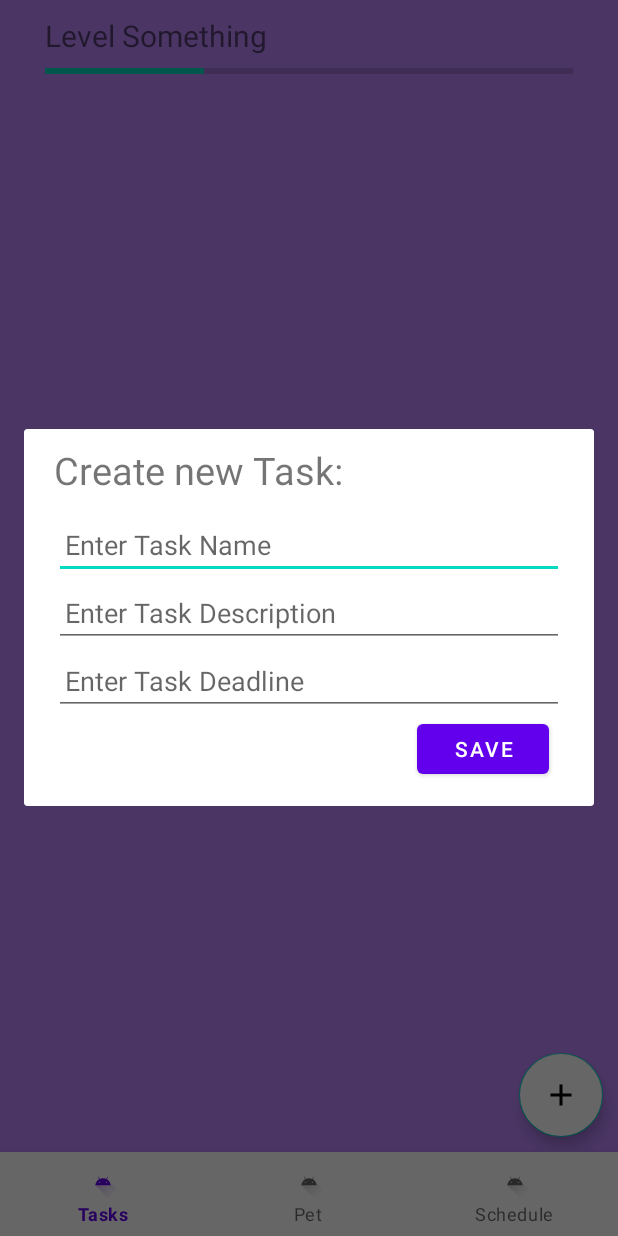
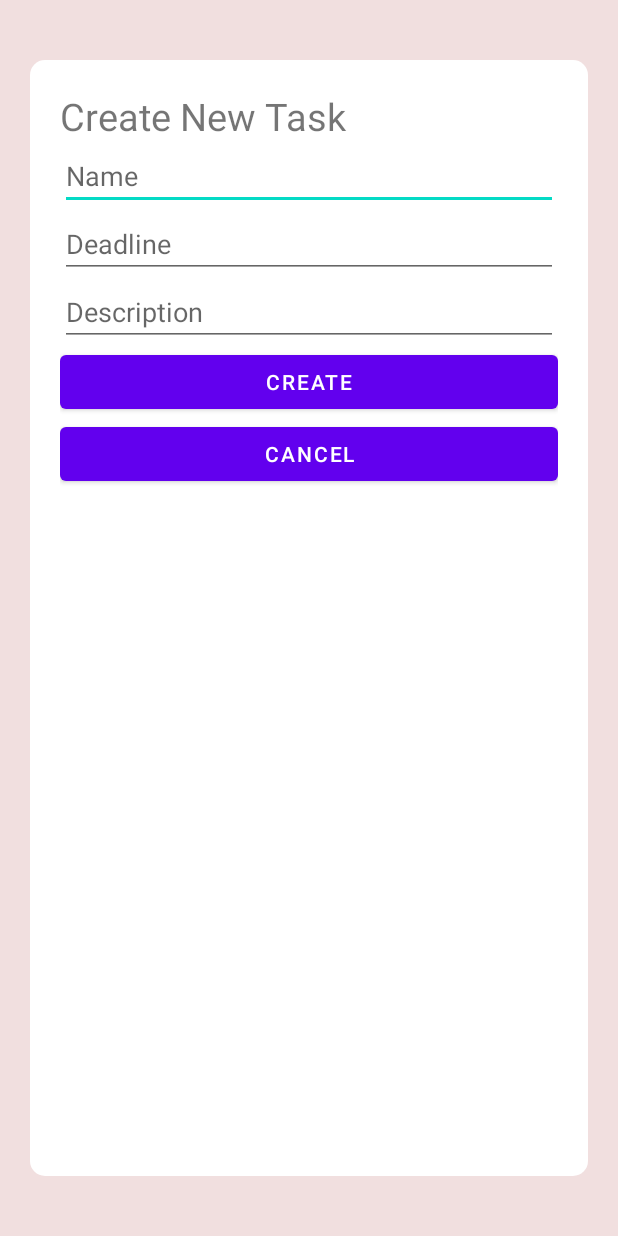
Before and after one commit to weenleen/TamaGoDoWork, an Android app: the screen it shows after launch (MainActivity before the commit, AddTaskAct after it), after a tap on an icon or button, on a phone screen of 412 x 824 dp. Run offline under Robolectric (Android 15) with nearby library versions, the phone set to English and light mode, and no system bars; our stand-ins replace Firebase (no records; nobody signed in at launch, a user with empty details on screens opened directly).

Commit message:
Created a task details pop up and an activity for adding new tasks

```diff
--- a/app/src/main/AndroidManifest.xml
+++ b/app/src/main/AndroidManifest.xml
@@ -9,6 +9,7 @@
         android:roundIcon="@mipmap/ic_launcher_round"
         android:supportsRtl="true"
         android:theme="@style/Theme.TamaGoDoWork">
+        <activity android:name=".AddTaskAct"></activity>
         <activity android:name=".MainActivity">
             <intent-filter>
                 <action android:name="android.intent.action.MAIN" />
--- a/app/src/main/java/com/example/tamagodowork/AddNewTaskDial.java
+++ /dev/null
@@ -1,44 +0,0 @@
-package com.example.tamagodowork;
-
-import android.app.AlertDialog;
-import android.app.Dialog;
-import android.content.DialogInterface;
-import android.os.Bundle;
-import android.view.View;
-import android.widget.Button;
-import android.widget.EditText;
-
-import androidx.annotation.NonNull;
-import androidx.annotation.Nullable;
-
-import com.google.android.material.bottomsheet.BottomSheetDialogFragment;
-
-import java.util.zip.Inflater;
-
-public class AddNewTaskDial extends BottomSheetDialogFragment {
-
-    EditText editName, editDesc, editDeadline;
-    Button saveButton;
-
-    @NonNull
-    @Override
-    public Dialog onCreateDialog(@Nullable Bundle savedInstanceState) {
-        AlertDialog.Builder builder = new AlertDialog.Builder(getActivity());
-        View view = getActivity().getLayoutInflater().inflate(R.layout.add_new_task_frag, null);
-
-        this.editName = view.findViewById(R.id.editName);
-        this.editDesc = view.findViewById(R.id.editDesc);
-        this.editDeadline = view.findViewById(R.id.editDeadline);
-
-        this.saveButton = view.findViewById(R.id.save_button);
-        saveButton.setOnClickListener(new View.OnClickListener() {
-            @Override
-            public void onClick(View v) {
-                // TODO
-            }
-        });
-
-        builder.setView(view);
-        return builder.create();
-    }
-}
--- /dev/null
+++ b/app/src/main/java/com/example/tamagodowork/AddTaskAct.java
@@ -0,0 +1,46 @@
+package com.example.tamagodowork;
+
+import android.content.Intent;
+import android.os.Bundle;
+import android.view.View;
+import android.widget.Button;
+import android.widget.EditText;
+
+import androidx.annotation.Nullable;
+import androidx.appcompat.app.AppCompatActivity;
+
+import com.google.firebase.database.DatabaseReference;
+
+public class AddTaskAct extends AppCompatActivity {
+
+    private EditText addName, addDeadline, addDesc;
+    private Button createBtn, cancelBtn;
+    private DatabaseReference reference;
+
+    @Override
+    protected void onCreate(@Nullable Bundle savedInstanceState) {
+        super.onCreate(savedInstanceState);
+        setContentView(R.layout.activity_add_task);
+
+        this.addName = findViewById(R.id.addName);
+        this.addDeadline = findViewById(R.id.addDeadline);
+        this.addDesc = findViewById(R.id.addDesc);
+
+        this.createBtn = findViewById(R.id.create_button);
+        this.createBtn.setOnClickListener(new View.OnClickListener() {
+            @Override
+            public void onClick(View v) {
+                // TODO
+            }
+        });
+
+        this.cancelBtn = findViewById(R.id.cancel_button);
+        this.cancelBtn.setOnClickListener(new View.OnClickListener() {
+            @Override
+            public void onClick(View v) {
+                Intent intent = new Intent(AddTaskAct.this, MainActivity.class);
+                startActivity(intent);
+            }
+        });
+    }
+}
--- a/app/src/main/java/com/example/tamagodowork/TaskAdapter.java
+++ b/app/src/main/java/com/example/tamagodowork/TaskAdapter.java
@@ -1,8 +1,10 @@
 package com.example.tamagodowork;
 
 import androidx.annotation.NonNull;
+import androidx.appcompat.app.AppCompatActivity;
 import androidx.recyclerview.widget.RecyclerView;
 import android.content.Context;
+import android.content.Intent;
 import android.view.LayoutInflater;
 import android.view.View;
 import android.view.ViewGroup;
@@ -12,20 +14,13 @@ import java.util.ArrayList;
 
 public class TaskAdapter extends RecyclerView.Adapter<TaskAdapter.MyViewHolder> {
 
-    Context context;
-    ArrayList<Task> taskList;
-    /*
-    public TaskAdapter(ArrayList<Task> taskList) {
-        this.context = context;
-        this.taskList = taskList;
-    }
-    */
+    private Context context;
+    private ArrayList<Task> taskList;
 
     public TaskAdapter(Context context, ArrayList<Task> taskList) {
         this.taskList = taskList;
         this.context = context;
     }
-
 
     public class MyViewHolder extends RecyclerView.ViewHolder {
 
@@ -52,11 +47,24 @@ public class TaskAdapter extends RecyclerView.Adapter<TaskAdapter.MyViewHolder>
         holder.taskName.setText(taskList.get(position).taskName);
         holder.taskDesc.setText(taskList.get(position).taskDesc);
         holder.taskDeadline.setText(taskList.get(position).taskDeadline);
+
+        /**
+         * The task details pop up is shown when an item in the list is selected
+         */
+        holder.itemView.setOnClickListener(new View.OnClickListener() {
+            @Override
+            public void onClick(View v) {
+                // TODO
+                TaskDetailsDial dialog = new TaskDetailsDial();
+                dialog.show(((AppCompatActivity)context).getSupportFragmentManager(),
+                        "Show task details");
+            }
+        });
     }
 
     @Override
     public int getItemCount() {
-        return taskList.size();
+        return this.taskList.size();
     }
 
 
--- a/app/src/main/java/com/example/tamagodowork/TaskListFrag.java
+++ b/app/src/main/java/com/example/tamagodowork/TaskListFrag.java
@@ -1,6 +1,7 @@
 package com.example.tamagodowork;
 
 import android.app.Dialog;
+import android.content.Intent;
 import android.os.Bundle;
 import android.view.LayoutInflater;
 import android.view.View;
@@ -41,7 +42,9 @@ public class TaskListFrag extends Fragment {
         this.taskListView = view.findViewById(R.id.taskListView);
         this.taskListView.setLayoutManager(new LinearLayoutManager(view.getContext()));
 
-        // get data from firebase
+        /**
+         * Retrieving data from firebase
+         */
         list = new ArrayList<>();
         reference = FirebaseDatabase.getInstance().getReference().child("TamaGoDoWork");
         adapter = new TaskAdapter(getActivity(), this.list);
@@ -75,8 +78,8 @@ public class TaskListFrag extends Fragment {
         fab.setOnClickListener(new View.OnClickListener() {
             @Override
             public void onClick(View v) {
-                AddNewTaskDial dialog = new AddNewTaskDial();
-                dialog.show(getParentFragmentManager(), "");
+                Intent intent = new Intent(getContext(), AddTaskAct.class);
+                startActivity(intent);
             }
         });
 
--- /dev/null
+++ b/app/src/main/res/layout/activity_add_task.xml
@@ -0,0 +1,65 @@
+<?xml version="1.0" encoding="utf-8"?>
+<RelativeLayout xmlns:android="http://schemas.android.com/apk/res/android"
+    android:layout_width="match_parent"
+    android:layout_height="match_parent"
+    android:background="@color/off_white"
+    android:paddingTop="40dp"
+    android:paddingBottom="40dp"
+    android:paddingLeft="20dp"
+    android:paddingRight="20dp" >
+
+    <LinearLayout
+        android:layout_width="match_parent"
+        android:layout_height="match_parent"
+        android:background="@drawable/bg_task_item"
+        android:paddingTop="20dp"
+        android:paddingBottom="20dp"
+        android:paddingLeft="20dp"
+        android:paddingRight="20dp"
+        android:orientation="vertical">
+
+        <TextView
+            android:layout_width="match_parent"
+            android:layout_height="wrap_content"
+            android:text="Create New Task"
+            android:textSize="25sp">
+        </TextView>
+
+        <EditText
+            android:layout_width="match_parent"
+            android:layout_height="wrap_content"
+            android:hint="Name"
+            android:id="@+id/addName">
+        </EditText>
+
+        <EditText
+            android:layout_width="match_parent"
+            android:layout_height="wrap_content"
+            android:hint="Deadline"
+            android:id="@+id/addDeadline">
+        </EditText>
+
+        <EditText
+            android:layout_width="match_parent"
+            android:layout_height="wrap_content"
+            android:hint="Description"
+            android:id="@+id/addDesc">
+        </EditText>
+
+        <Button
+            android:layout_width="match_parent"
+            android:layout_height="wrap_content"
+            android:id="@+id/create_button"
+            android:text="Create" >
+        </Button>
+
+        <Button
+            android:layout_width="match_parent"
+            android:layout_height="wrap_content"
+            android:id="@+id/cancel_button"
+            android:text="Cancel" >
+        </Button>
+
+    </LinearLayout>
+
+</RelativeLayout>
--- a/app/src/main/res/layout/activity_main.xml
+++ b/app/src/main/res/layout/activity_main.xml
@@ -14,15 +14,18 @@
         android:paddingRight="30dp"
         android:paddingTop="10dp"
         android:paddingBottom="10dp"
-        android:background="@color/purple_200" >
+        android:background="@color/peach" >
 
         <!-- text that says your level -->
         <TextView
             android:layout_width="wrap_content"
             android:layout_height="wrap_content"
+            android:paddingBottom="10dp"
             android:id="@+id/levelDisplay"
+            android:textColor="@color/white"
             android:text="Level Something"
-            android:textSize="20dp" />
+            android:textSize="25dp"
+            android:textStyle="bold" />
 
         <!-- xp bar -->
         <ProgressBar
--- a/app/src/main/res/layout/add_new_task_frag.xml
+++ /dev/null
@@ -1,58 +0,0 @@
-<?xml version="1.0" encoding="utf-8"?>
-<RelativeLayout xmlns:android="http://schemas.android.com/apk/res/android"
-    android:layout_width="match_parent"
-    android:layout_height="match_parent"
-    android:background="@drawable/bg_task_item"
-    android:paddingLeft="20dp"
-    android:paddingRight="20dp"
-    android:paddingTop="10dp"
-    android:paddingBottom="10dp"
-    android:orientation="vertical" >
-
-    <TextView
-        android:layout_width="match_parent"
-        android:layout_height="wrap_content"
-        android:id="@+id/addNewTaskTitle"
-        android:text="Create new Task:"
-        android:textSize="25dp"
-        android:paddingBottom="10dp" >
-    </TextView>
-
-    <EditText
-        android:layout_width="match_parent"
-        android:layout_height="wrap_content"
-        android:layout_below="@+id/addNewTaskTitle"
-        android:id='@+id/editName'
-        android:hint="Enter Task Name"
-        android:paddingStart="7dp"
-        android:paddingEnd="7dp"/>
-
-    <EditText
-        android:id='@+id/editDesc'
-        android:layout_width="match_parent"
-        android:layout_height="wrap_content"
-        android:layout_below="@id/editName"
-        android:hint="Enter Task Description"
-        android:paddingStart="7dp"
-        android:paddingEnd="7dp" />
-
-    <EditText
-        android:id='@+id/editDeadline'
-        android:layout_width="match_parent"
-        android:layout_height="wrap_content"
-        android:layout_below="@id/editDesc"
-        android:hint="Enter Task Deadline"
-        android:paddingStart="7dp"
-        android:paddingEnd="7dp" />
-
-    <Button
-        android:layout_width="wrap_content"
-        android:layout_height="45dp"
-        android:layout_below="@id/editDeadline"
-        android:id="@+id/save_button"
-        android:text="Save"
-        android:layout_alignParentEnd="true"
-        android:layout_marginEnd="10dp"
-        android:layout_marginBottom="5dp"/>
-
-</RelativeLayout>
--- a/app/src/main/res/layout/pet_frag.xml
+++ b/app/src/main/res/layout/pet_frag.xml
@@ -2,6 +2,6 @@
 <RelativeLayout xmlns:android="http://schemas.android.com/apk/res/android"
     android:layout_width="match_parent"
     android:layout_height="match_parent"
-    android:background="@color/black" >
+    android:background="@color/white" >
 
 </RelativeLayout>
--- a/app/src/main/res/layout/schedule_frag.xml
+++ b/app/src/main/res/layout/schedule_frag.xml
@@ -2,6 +2,6 @@
 <RelativeLayout xmlns:android="http://schemas.android.com/apk/res/android"
     android:layout_width="match_parent"
     android:layout_height="match_parent"
-    android:background="@color/teal_700" >
+    android:background="@color/purple_200" >
 
 </RelativeLayout>
--- a/app/src/main/res/layout/task_item.xml
+++ b/app/src/main/res/layout/task_item.xml
@@ -21,7 +21,8 @@
             android:layout_width="wrap_content"
             android:layout_height="wrap_content"
             android:text="Testing"
-            android:textSize="30dp" >
+            android:textColor="@color/peach"
+            android:textSize="25dp" >
         </TextView>
 
         <TextView
--- a/app/src/main/res/layout/task_list_frag.xml
+++ b/app/src/main/res/layout/task_list_frag.xml
@@ -2,7 +2,7 @@
 <RelativeLayout xmlns:android="http://schemas.android.com/apk/res/android"
     android:layout_width="match_parent"
     android:layout_height="match_parent"
-    android:background="@color/purple_200" >
+    android:background="@color/off_white" >
 
     <!-- Supposed to be the list -->
     <androidx.recyclerview.widget.RecyclerView
--- a/app/src/main/res/values/colors.xml
+++ b/app/src/main/res/values/colors.xml
@@ -7,4 +7,6 @@
     <color name="teal_700">#FF018786</color>
     <color name="black">#FF000000</color>
     <color name="white">#FFFFFFFF</color>
+    <color name="off_white">#F1DFDF</color>
+    <color name="peach">#FF9595</color>
 </resources>
```
Also changed, not shown: app/src/main/java/com/example/tamagodowork/MainActivity.java (+5 -5 lines), app/src/main/java/com/example/tamagodowork/TaskDetailsDial.java (added, +55 -0 lines), app/src/main/res/layout/task_details_dial.xml (added, +62 -0 lines).
